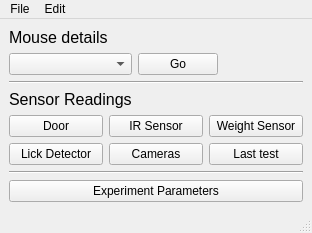
Qt form Python/gui/mainwin.ui (yagarwal123/autonomouse) before a commit.
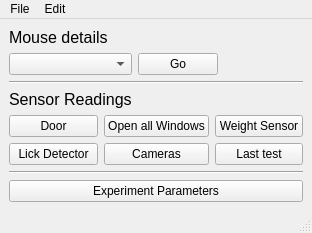
The same form after that commit.

Diff of the .ui file:
```diff
--- a/Python/gui/mainwin.ui
+++ b/Python/gui/mainwin.ui
@@ -20,7 +20,7 @@
       <item row="0" column="1">
        <widget class="QPushButton" name="irButton">
         <property name="text">
-         <string>IR Sensor</string>
+         <string>Open all Windows</string>
         </property>
        </widget>
       </item>
```
Left out of the diff: 2 changed lines with no effect on the pictures.
